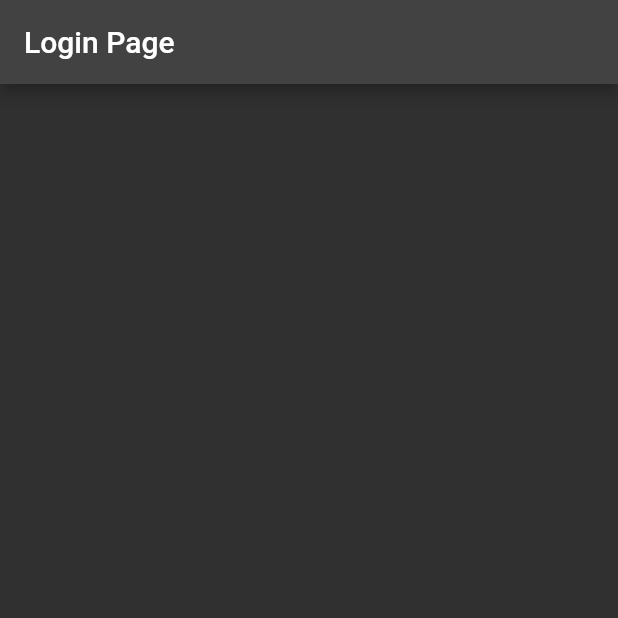
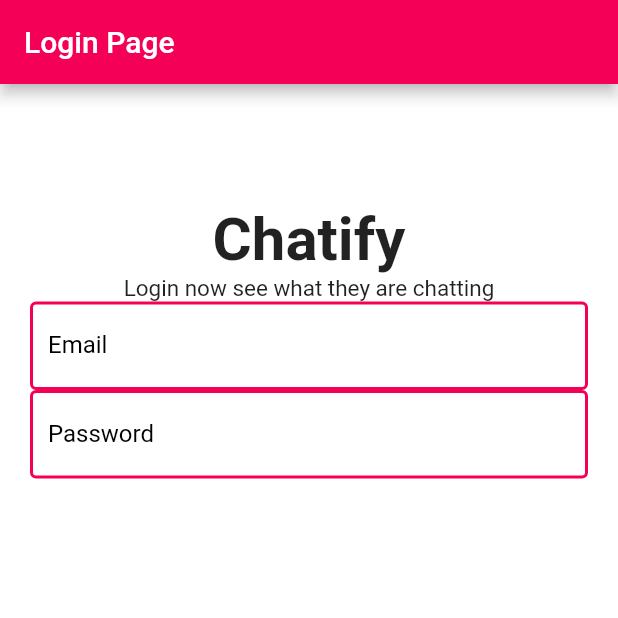
Before and after one commit to Debjit0/firebase_chat, a Flutter app: the screen it shows after launch, on a phone screen of 412 x 824 dp, the top half of it. Run offline on Flutter 3.47's test engine with Material 2 defaults, Android fonts, the phone set to English and light mode, and no system bars; our stand-ins replace firebase_core, get, shared_preferences; accounts and stored records are empty.

Commit message:
ui changes

```diff
--- a/lib/main.dart
+++ b/lib/main.dart
@@ -2,9 +2,11 @@ import 'package:firebase_chat/firebase_options.dart';
 import 'package:firebase_chat/helper/helperfunctions.dart';
 import 'package:firebase_chat/pages/homepage.dart';
 import 'package:firebase_chat/pages/loginpage.dart';
+import 'package:firebase_chat/shared/constants.dart';
 import 'package:firebase_core/firebase_core.dart';
 import 'package:flutter/material.dart';
 import 'package:get/get.dart';
+import './shared/constants.dart';
 
 void main() async {
   WidgetsFlutterBinding.ensureInitialized();
@@ -40,8 +42,8 @@ class _MyAppState extends State<MyApp> {
   Widget build(BuildContext context) {
     return GetMaterialApp(
       theme: ThemeData(
-        brightness: Brightness.dark,
-      ),
+          primaryColor: Constants().primaryColor,
+          scaffoldBackgroundColor: Colors.white),
       debugShowCheckedModeBanner: false,
       home: _isSignedIn ? HomePage() : LoginPage(),
     );
--- a/lib/pages/loginpage.dart
+++ b/lib/pages/loginpage.dart
@@ -1,3 +1,4 @@
+import 'package:firebase_chat/widgets/widgets.dart';
 import 'package:flutter/material.dart';
 import 'package:flutter/src/widgets/framework.dart';
 import 'package:flutter/src/widgets/placeholder.dart';
@@ -10,10 +11,46 @@ class LoginPage extends StatefulWidget {
 }
 
 class _LoginPageState extends State<LoginPage> {
+  final formkey = GlobalKey<FormState>();
   @override
   Widget build(BuildContext context) {
     return Scaffold(
-      appBar: AppBar(title: Text("Login Page")),
+      appBar: AppBar(
+        title: Text("Login Page"),
+        backgroundColor: Theme.of(context).primaryColor,
+      ),
+      body: SingleChildScrollView(
+        child: Padding(
+          padding: EdgeInsets.symmetric(horizontal: 20, vertical: 80),
+          child: Form(
+            key: formkey,
+            child: Column(
+              mainAxisAlignment: MainAxisAlignment.center,
+              crossAxisAlignment: CrossAxisAlignment.center,
+              children: [
+                Text(
+                  "Chatify",
+                  style: TextStyle(fontSize: 40, fontWeight: FontWeight.bold),
+                ),
+                Text(
+                  "Login now see what they are chatting",
+                  style: TextStyle(fontSize: 15, fontWeight: FontWeight.w400),
+                ),
+                TextFormField(
+                  decoration: textInputDecoration.copyWith(
+                    labelText: "Email",
+                  ),
+                ),
+                TextFormField(
+                  decoration: textInputDecoration.copyWith(
+                    labelText: "Password",
+                  ),
+                ),
+              ],
+            ),
+          ),
+        ),
+      ),
     );
   }
 }
--- /dev/null
+++ b/lib/shared/constants.dart
@@ -0,0 +1,5 @@
+import 'package:flutter/material.dart';
+
+class Constants {
+  final primaryColor = const Color(0xFFF50057);
+}
--- /dev/null
+++ b/lib/widgets/widgets.dart
@@ -0,0 +1,10 @@
+import 'package:flutter/material.dart';
+
+const textInputDecoration = InputDecoration(
+    labelStyle: TextStyle(color: Colors.black),
+    focusedBorder: OutlineInputBorder(
+        borderSide: BorderSide(color: Color(0xFFF50057), width: 2)),
+    enabledBorder: OutlineInputBorder(
+        borderSide: BorderSide(color: Color(0xFFF50057), width: 2)),
+    errorBorder: OutlineInputBorder(
+        borderSide: BorderSide(color: Color(0xFFF50057), width: 2)));
```
